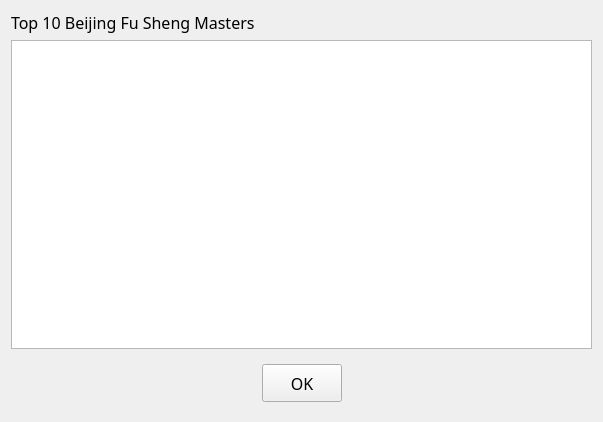
Qt form form/top_players.ui (soda92/beijing_fushengji_rewrite) before a commit.
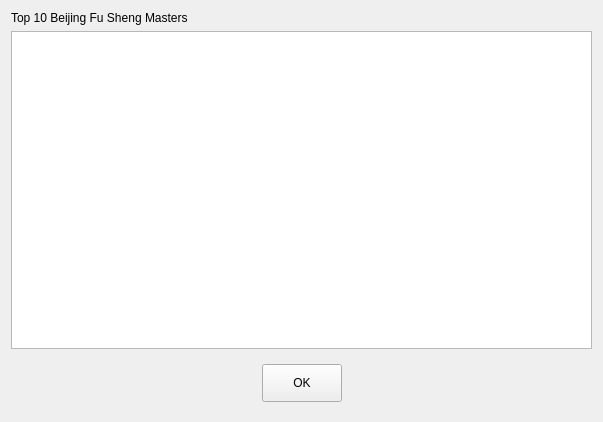
The same form after that commit.

Patch:
```diff
--- a/form/top_players.ui
+++ b/form/top_players.ui
@@ -13,11 +13,7 @@
   <property name="windowTitle">
    <string>Masters List</string>
   </property>
-  <property name="styleSheet">
-   <string notr="true">QLabel, QPushButton{
-                font: 12pt MiSans;
-}</string>
-  </property>
+  
   <layout class="QVBoxLayout" name="verticalLayout">
    <item>
     <widget class="QLabel" name="label">
```
